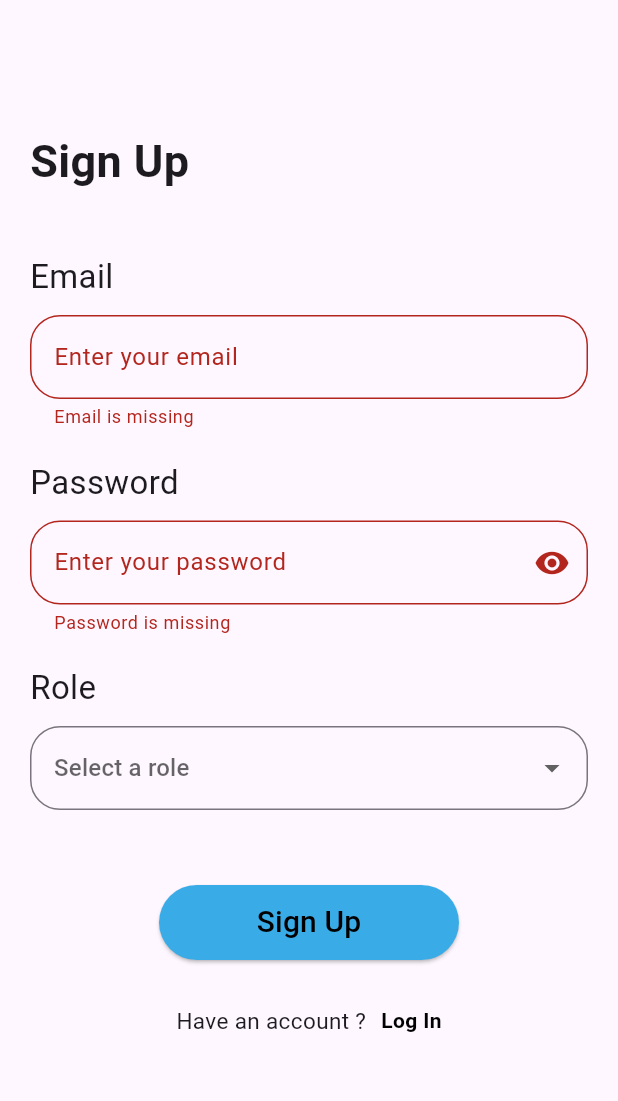
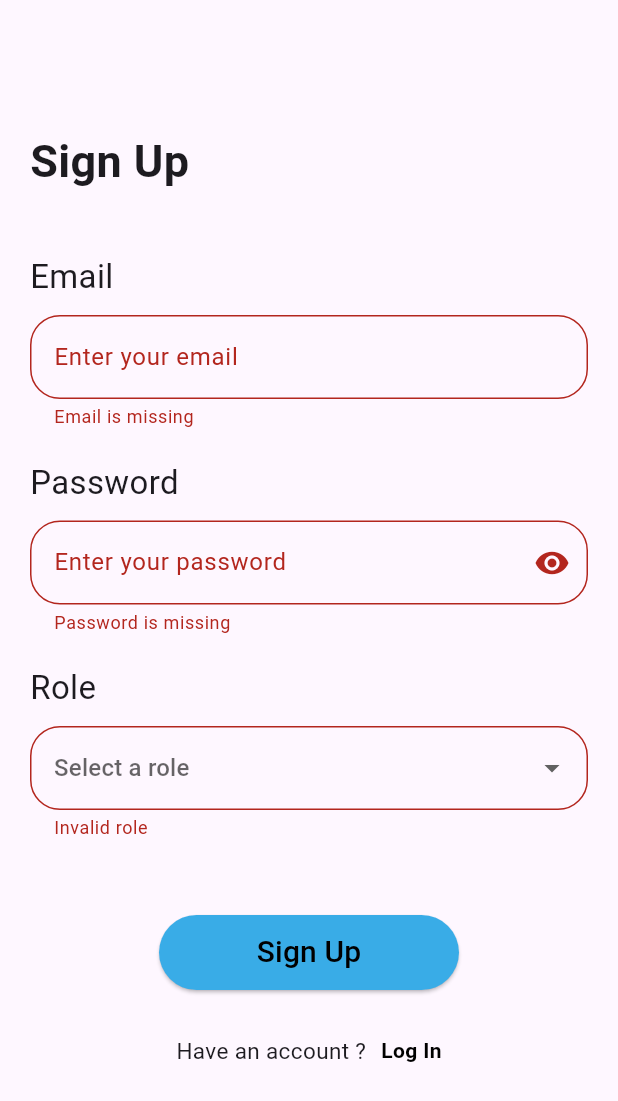
Before and after one commit to Dinethchathurya/fix-me, a Flutter app: the Register screen opened by its route, after a tap on "Sign Up", on a phone screen of 412 x 824 dp. Shown: the top 1101 px of the screen. Run offline on Flutter 3.47's test engine with Material 3 defaults, Android fonts, the light colour scheme and no system bars; our stand-ins replace cloud_firestore, firebase_auth, firebase_core, geolocator, google_maps_flutter; missing offline and left inert: flutter_polyline_points; accounts and stored records are empty.

Commit message:
Create collections in fire-store
Retrieves the role from the user, when a new individual is registered to the system and creates a collection called 'users'. Then, based on the selected role, the individual is directed to either the user or mechanic page.

```diff
--- a/fix-me-app/lib/Screens/RegisterScreen.dart
+++ b/fix-me-app/lib/Screens/RegisterScreen.dart
@@ -1,3 +1,4 @@
+import 'package:cloud_firestore/cloud_firestore.dart';
 import 'package:firebase_auth/firebase_auth.dart';
 import 'package:fix_me_app/Screens/LoginScreen.dart';
 import 'package:fix_me_app/Screens/MapScreen.dart';
@@ -25,35 +26,74 @@ class _RegisterState extends State<Register> {
   // Create a list that consists of the roles.
   final List<String> roles = ['Select a role', 'User', 'Mechanic'];
 
-  void signUserUp(BuildContext context) async {
+  // The 'signUserUp' method is called when the 'Sign Up' button is pressed.
+  Future<void> signUserUp() async {
+    if (_formKey.currentState!.validate()) {
+      // If the selected role is 'Select a role' , an error message is displayed.
+      if (selectedRole == 'Select a role') {
         showDialog(
           context: context,
           builder: (context) {
-        return const Center(
-          child: CircularProgressIndicator(),
+            return AlertDialog(
+              title: Text("Invalid Role"),
+              content: Text("Please select a role."),
+              actions: [
+                TextButton(
+                  onPressed: () {
+                    // Closes the alert dialog upon clicking on the "OK" text button.
+                    Navigator.of(context).pop();
+                  },
+                  child: Text("OK"),
+                ),
+              ],
             );
           },
         );
+        return;
+      }
+
+      // Get current timestamp.
+      Timestamp timestamp = Timestamp.now();
 
       try {
+        // Creates a user with email and password.
+        UserCredential userCredential =
             await FirebaseAuth.instance.createUserWithEmailAndPassword(
           email: emailController.text,
           password: passwordController.text,
         );
+
+        // Set user data in Firestore by creating a collection named 'users' along with
+        // the relavant documents.
+        // The 'set' method, sets the data in the database.
+        await FirebaseFirestore.instance
+            .collection('users')
+            .doc(userCredential.user!.uid)
+            .set({
+          'email': emailController.text,
+          'role': selectedRole, // Set selected role from dropdown
+          'registrationTimestamp': timestamp,
+        });
+
+        // Determine which screen to navigate to based on the selected role.
+        if (selectedRole == 'User') {
           Navigator.pushReplacement(
             context,
-        MaterialPageRoute(builder: (context) => MapScreen()),
+            MaterialPageRoute(builder: (context) => UserScreen()),
           );
-      Navigator.pop(context);
+        } else if (selectedRole == 'Mechanic') {
+          Navigator.pushReplacement(
+            context,
+            MaterialPageRoute(builder: (context) => MechanicScreen()),
+          );
+        }
       } on FirebaseAuthException catch (e) {
-      Navigator.pop(context);
-
+        // Handle FirebaseAuth exceptions
         if (e.code == 'email-already-in-use') {
           wrongEmailMessage("Email already in use");
         } else if (e.code == 'invalid-email') {
           wrongEmailMessage("Invalid email");
-      } else if (e.code == 'wrong-contactnumber') {
-        wrongContactNumber("Invalid contact number");
+        }
       }
     }
   }
@@ -64,26 +104,6 @@ class _RegisterState extends State<Register> {
       builder: (context) {
         return AlertDialog(
           title: Text("Email already in use"),
-          content: Text(message),
-          actions: [
-            TextButton(
-              onPressed: () {
-                Navigator.of(context).pop();
-              },
-              child: Text("OK"),
-            ),
-          ],
-        );
-      },
-    );
-  }
-
-  void wrongContactNumber(String message) {
-    showDialog(
-      context: context,
-      builder: (context) {
-        return AlertDialog(
-          title: Text("Invalid contact number"),
           content: Text(message),
           actions: [
             TextButton(
@@ -226,6 +246,14 @@ class _RegisterState extends State<Register> {
                         border: OutlineInputBorder(
                             borderRadius: BorderRadius.circular(20.0)),
                       ),
+                      validator: (value) {
+                        if (value == null ||
+                            value.isEmpty ||
+                            value == 'Select a role') {
+                          return "Invalid role";
+                        }
+                        return null;
+                      },
                     ),
                     SizedBox(
                       height: 50,
@@ -235,12 +263,7 @@ class _RegisterState extends State<Register> {
                         width: 200,
                         height: 50,
                         child: ElevatedButton(
-                          onPressed: () {
-                            // Add the functionality to the 'Sign Up' button.
-                            if (_formKey.currentState!.validate()) {
-                              signUserUp(context);
-                            }
-                          },
+                          onPressed: signUserUp,
                           child: Text(
                             "Sign Up",
                             style: TextStyle(
```
Lines whose indentation alone changed are shown as unchanged.
